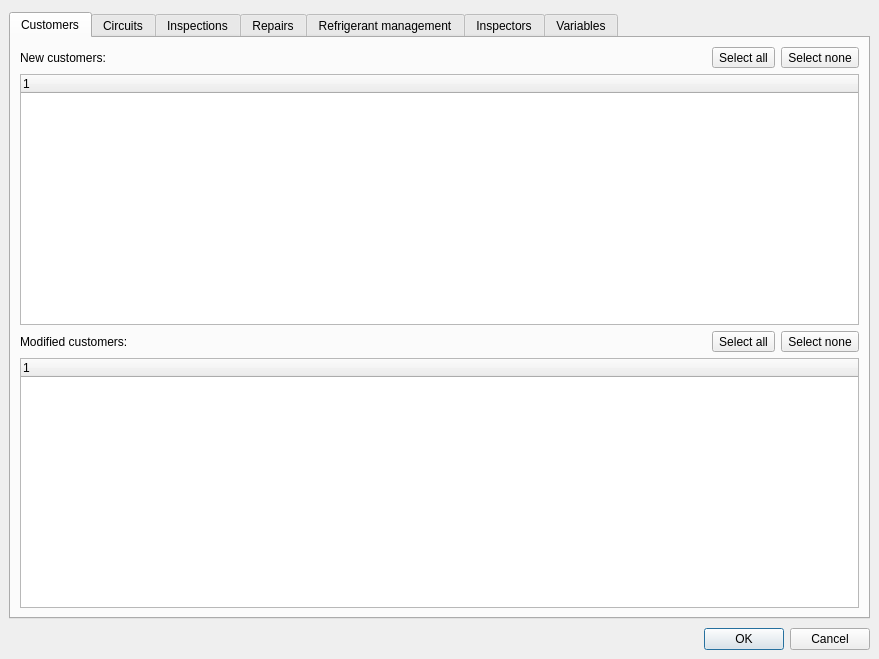
szchkt/leaklog, file ui/import_dialogue.ui: the form before one commit.
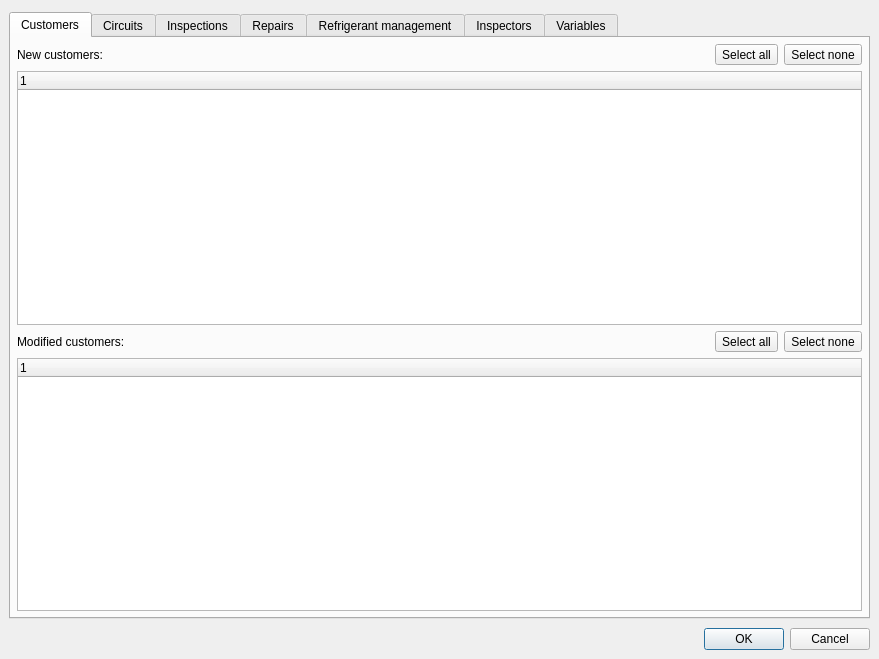
The form after the commit. Icons and pictures are not drawn.

Commit message: updated resources.qrc path in UI files

What changed in the file:
```diff
--- a/ui/import_dialogue.ui
+++ b/ui/import_dialogue.ui
@@ -50,12 +50,6 @@
        <string>Customers</string>
       </attribute>
       <layout class="QVBoxLayout" name="verticalLayout_3">
-       <property name="spacing">
-        <number>6</number>
-       </property>
-       <property name="margin">
-        <number>9</number>
-       </property>
        <item>
         <layout class="QHBoxLayout" name="horizontalLayout">
          <item>
```
Left out of the diff: 40 changed lines with no effect on the pictures. The commit also changes 5 other files.
